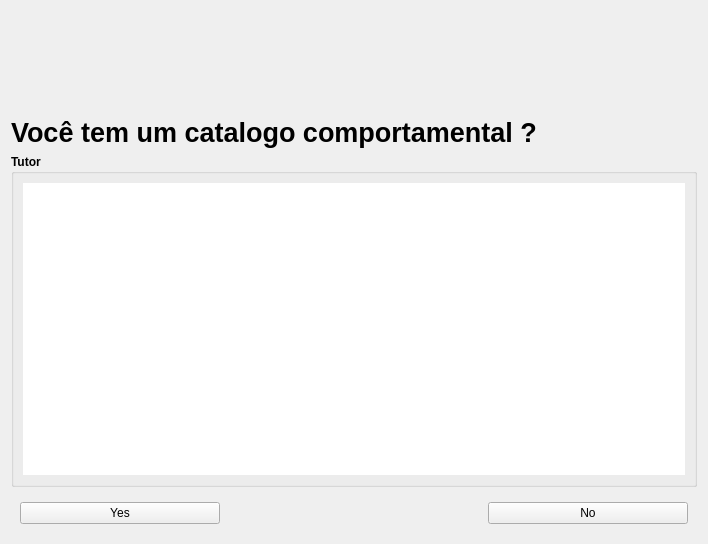
The window that src/warningtutor.ui (EthoWatcher/ethowatcher) describes before a commit, drawn with Qt 5.
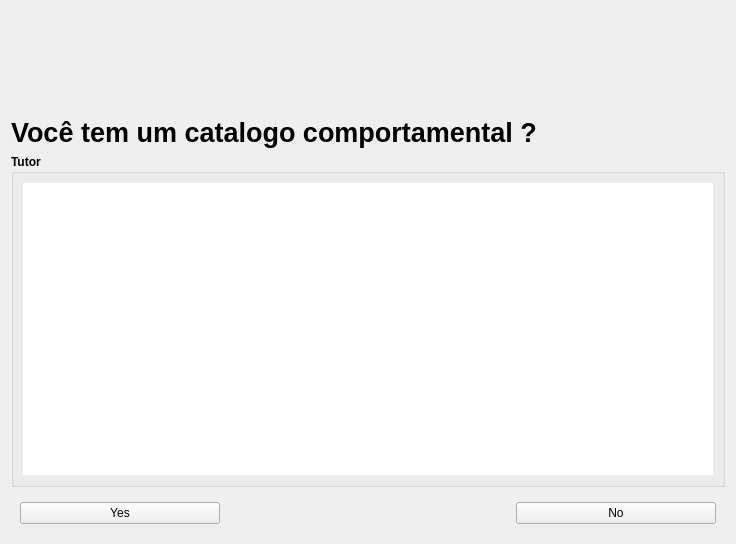
The same window after the commit. Icons and pictures are not drawn.

What changed in the file:
```diff
--- a/src/warningtutor.ui
+++ b/src/warningtutor.ui
@@ -6,7 +6,7 @@
    <rect>
     <x>0</x>
     <y>0</y>
-    <width>708</width>
+    <width>736</width>
     <height>544</height>
    </rect>
   </property>
@@ -14,6 +14,9 @@
    <string>Tutor</string>
   </property>
   <layout class="QVBoxLayout" name="verticalLayout_2">
+   <property name="sizeConstraint">
+    <enum>QLayout::SetDefaultConstraint</enum>
+   </property>
    <item>
     <widget class="QLabel" name="imgCabecalho">
      <property name="minimumSize">
```
